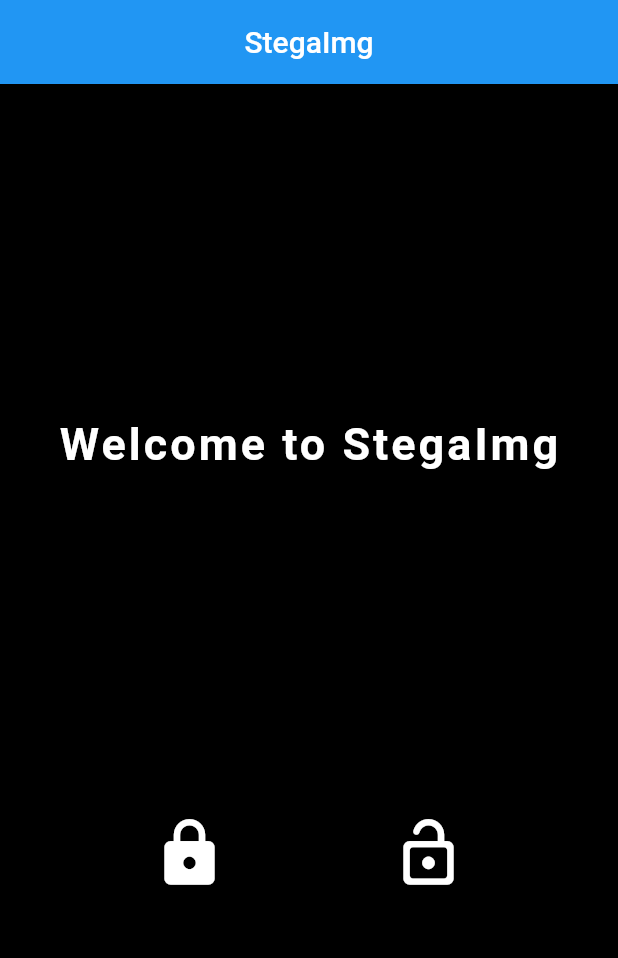
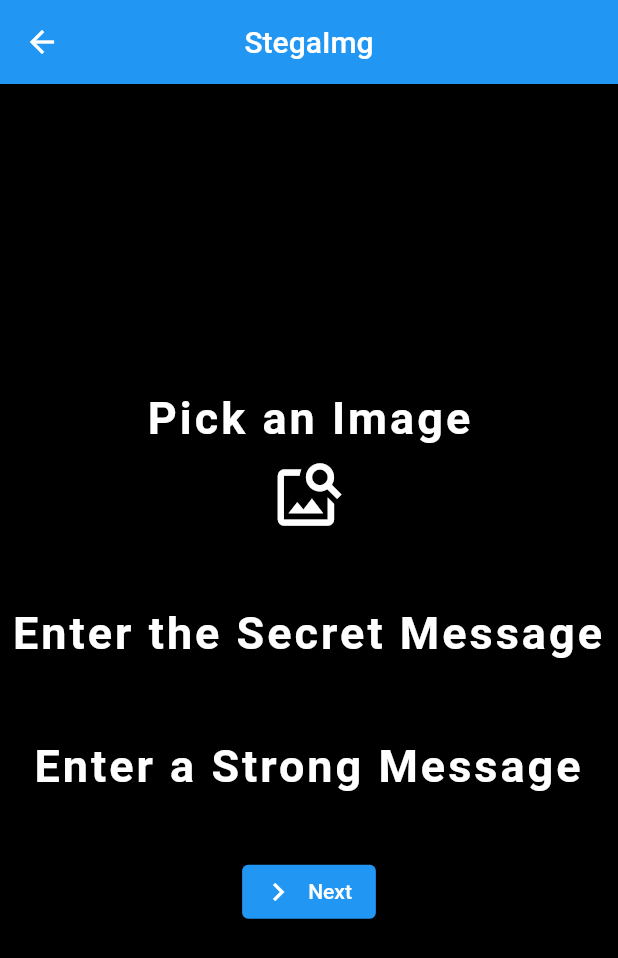
Before and after one commit to sathviktn/StegaImg, a Flutter app: the screen it shows after launch, after a tap on the "lock" icon, on a phone screen of 412 x 824 dp. Shown: the top 958 px of the screen. Run offline on Flutter 3.47's test engine with Material 2 defaults, Android fonts, the phone set to English and light mode, and no system bars; our stand-ins replace image_picker; Roboto replaces fonts that are missing (Cursive).

Commit message:
Encode Screen Updated

```diff
--- a/stegaimg/lib/main.dart
+++ b/stegaimg/lib/main.dart
@@ -1,60 +1,14 @@
 import 'package:flutter/material.dart';
+import 'package:stegaimg/screens/home.dart';
+import 'package:stegaimg/screens/encode_img.dart';
+import 'package:stegaimg/screens/decode_img.dart';
 
-void main() => runApp(const MaterialApp(
+void main() => runApp(MaterialApp(
   title: 'StegaImg',
-  home: Home()
+  initialRoute: '/',
+  routes: {
+    '/': (context) => Home(),
+    '/encodeimg': (context) => EncodeImg(),
+    '/decodeimg': (context) => DecodeImg(),
+  },
 ));
-
-
-class Home extends StatelessWidget {
-  const Home({Key? key}) : super(key: key);
-
-  @override
-  Widget build(BuildContext context) {
-    return Scaffold(
-        appBar: AppBar(
-          title: const Text('StegaImg'),
-          centerTitle: true,
-        ),
-        backgroundColor: Colors.black,
-        body: Center(
-            child: Column(
-              mainAxisAlignment: MainAxisAlignment.spaceEvenly,
-                crossAxisAlignment: CrossAxisAlignment.center,
-                children: <Widget>[
-                  const Center(
-                      child: Text(
-                        'Welcome to StegaImg',
-                        style: TextStyle(
-                        fontSize: 30,
-                        fontWeight: FontWeight.bold,
-                        letterSpacing: 2.0,
-                        color: Colors.white,
-                        fontFamily: 'Cursive'
-                      ),
-                    )
-                  ),
-                  Center(
-                    child: Row(
-                      mainAxisAlignment: MainAxisAlignment.spaceEvenly,
-                      crossAxisAlignment: CrossAxisAlignment.center,
-                      children: [
-                        IconButton(
-                              onPressed: (){},
-                              icon: const Icon(Icons.lock_rounded),
-                              iconSize: 50,
-                              color: Colors.white,
-                        ),
-                        IconButton(
-                            onPressed: (){},
-                            icon: const Icon(Icons.lock_open_rounded),
-                            iconSize: 50,
-                            color: Colors.white,
-                          )
-                    ])
-                )]
-            )
-        )
-    );
-  }
-}
--- /dev/null
+++ b/stegaimg/lib/screens/decode_img.dart
@@ -0,0 +1,22 @@
+import 'package:flutter/material.dart';
+
+class DecodeImg extends StatefulWidget {
+  const DecodeImg({Key? key}) : super(key: key);
+
+  @override
+  State<DecodeImg> createState() => _DecodeImgState();
+}
+
+class _DecodeImgState extends State<DecodeImg> {
+  @override
+  Widget build(BuildContext context) {
+    return Scaffold(
+      appBar: AppBar(
+        title: const Text('StegaImg'),
+        centerTitle: true,
+      ),
+      backgroundColor: Colors.black,
+      body: Text('Decode'),
+    );
+  }
+}
--- /dev/null
+++ b/stegaimg/lib/screens/encode_img.dart
@@ -0,0 +1,145 @@
+import 'dart:io';
+
+import 'package:flutter/material.dart';
+import 'package:flutter/services.dart';
+import 'package:image_picker/image_picker.dart';
+
+class EncodeImg extends StatefulWidget {
+  const EncodeImg({Key? key}) : super(key: key);
+
+  @override
+  State<EncodeImg> createState() => _EncodeImgState();
+}
+
+class _EncodeImgState extends State<EncodeImg> {
+
+  File? encodingimg;
+
+  Future getImage() async {
+    try {
+      final image = await ImagePicker().pickImage(source: ImageSource.gallery);
+      if (image == null) return;
+
+      final tempImg = File(image.path);
+      setState(() => encodingimg = tempImg);
+    }
+    on PlatformException catch(e){
+      print('Failed to pick image: $e');
+    }
+  }
+
+  @override
+  Widget build(BuildContext context) {
+    return Scaffold(
+      appBar: AppBar(
+        title: const Text('StegaImg'),
+        centerTitle: true,
+      ),
+      backgroundColor: Colors.black,
+      body: Center(
+          child: SingleChildScrollView(
+              child: Column(
+                  mainAxisAlignment: MainAxisAlignment.spaceEvenly,
+                  crossAxisAlignment: CrossAxisAlignment.center,
+                  children: <Widget>[
+                    // Image Picker
+                    Center(
+                        child: Column(
+                          mainAxisAlignment: MainAxisAlignment.spaceEvenly,
+                          crossAxisAlignment: CrossAxisAlignment.center,
+                          children: <Widget>[
+                            const Text(
+                              'Pick an Image',
+                              style: TextStyle(
+                              fontSize: 30,
+                              fontWeight: FontWeight.bold,
+                              letterSpacing: 2.0,
+                              color: Colors.white,
+                              fontFamily: 'Cursive'
+                              ),
+                            ),
+                            encodingimg == null? IconButton(
+                              onPressed: () => getImage(),
+                              icon: const Icon(Icons.image_search),
+                              iconSize: 50,
+                              color: Colors.white,
+                            ): Image.file(
+                                encodingimg!,
+                                width: 300,
+                                height: 230,
+                                fit: BoxFit.fill
+                            )
+                          ]
+                        )
+                    ),
+                    const SizedBox(height: 30),
+                    // Secret Message
+                    Center(
+                        child: Column(
+                          mainAxisAlignment: MainAxisAlignment.spaceEvenly,
+                          crossAxisAlignment: CrossAxisAlignment.center,
+                          children: const <Widget>[
+                            TextField(
+                              decoration: InputDecoration(
+                                hintText: 'Enter the Secret Message',
+                                hintStyle: TextStyle(
+                                    fontSize: 30,
+                                    fontWeight: FontWeight.bold,
+                                    letterSpacing: 2.0,
+                                    color: Colors.white,
+                                    fontFamily: 'Cursive'
+                                ),
+                              ),
+                              textAlign: TextAlign.center,
+                              style: TextStyle(
+                                  fontSize: 30,
+                                  letterSpacing: 2.0,
+                                  color: Colors.white
+                              ),
+                            )
+                          ]
+                        )
+                    ),
+                    const SizedBox(height: 30),
+                  // Password
+                    Center(
+                        child: Column(
+                            mainAxisAlignment: MainAxisAlignment.spaceEvenly,
+                            crossAxisAlignment: CrossAxisAlignment.center,
+                            children: const <Widget>[
+                              TextField(
+                                decoration: InputDecoration(
+                                  hintText: 'Enter a Strong Message',
+                                  hintStyle: TextStyle(
+                                    fontSize: 30,
+                                    fontWeight: FontWeight.bold,
+                                    letterSpacing: 2.0,
+                                    fontFamily: 'Cursive',
+                                    color: Colors.white
+                                  )
+                                ),
+                                textAlign: TextAlign.center,
+                                style: TextStyle(
+                                    fontSize: 30,
+                                    letterSpacing: 2.0,
+                                    color: Colors.white
+                                ),
+                              )
+                            ]
+                        )
+                    ),
+                    const SizedBox(height: 30),
+                    Center(
+                      child: ElevatedButton.icon(
+                        label: const Text('Next'),
+                        icon: const Icon(Icons.navigate_next),
+                        onPressed: (){},
+                      ),
+                    )
+                  ]
+              )
+          )
+      )
+    );
+  }
+}
--- /dev/null
+++ b/stegaimg/lib/screens/home.dart
@@ -0,0 +1,58 @@
+import 'package:flutter/material.dart';
+
+class Home extends StatelessWidget {
+  const Home({Key? key}) : super(key: key);
+
+  @override
+  Widget build(BuildContext context) {
+    return Scaffold(
+        appBar: AppBar(
+          title: const Text('StegaImg'),
+          centerTitle: true,
+        ),
+        backgroundColor: Colors.black,
+        body: Center(
+            child: Column(
+                mainAxisAlignment: MainAxisAlignment.spaceEvenly,
+                crossAxisAlignment: CrossAxisAlignment.center,
+                children: <Widget>[
+                  const Center(
+                      child: Text(
+                        'Welcome to StegaImg',
+                        style: TextStyle(
+                            fontSize: 30,
+                            fontWeight: FontWeight.bold,
+                            letterSpacing: 2.0,
+                            color: Colors.white,
+                            fontFamily: 'Cursive'
+                        ),
+                      )
+                  ),
+                  Center(
+                      child: Row(
+                          mainAxisAlignment: MainAxisAlignment.spaceEvenly,
+                          crossAxisAlignment: CrossAxisAlignment.center,
+                          children: [
+                            IconButton(
+                              onPressed: (){
+                                Navigator.pushNamed(context, '/encodeimg');
+                              },
+                              icon: const Icon(Icons.lock_rounded),
+                              iconSize: 50,
+                              color: Colors.white,
+                            ),
+                            IconButton(
+                              onPressed: (){
+                                Navigator.pushNamed(context, '/decodeimg');
+                              },
+                              icon: const Icon(Icons.lock_open_rounded),
+                              iconSize: 50,
+                              color: Colors.white,
+                            )
+                          ])
+                  )]
+            )
+        )
+    );
+  }
+}
--- a/stegaimg/pubspec.yaml
+++ b/stegaimg/pubspec.yaml
@@ -29,7 +29,7 @@ environment:
 dependencies:
   flutter:
     sdk: flutter
-
+  image_picker: ^0.8.5+3
 
   # The following adds the Cupertino Icons font to your application.
   # Use with the CupertinoIcons class for iOS style icons.
```
Also changed, not shown: stegaimg/pubspec.lock, 1 other file.
